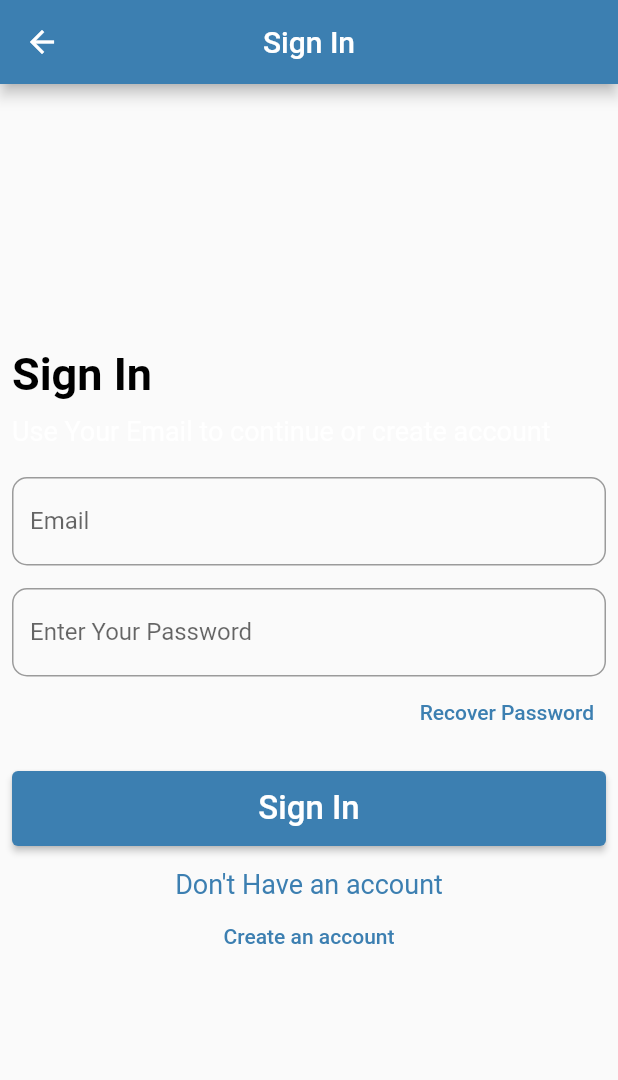
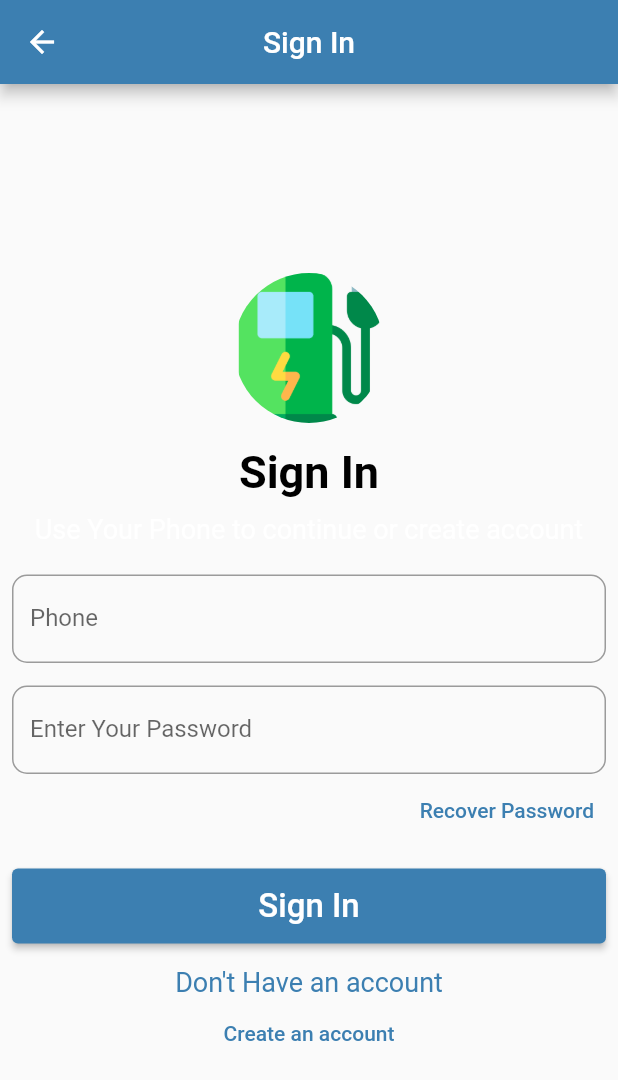
Before and after one commit to musfiqshanta/plug-play, a Flutter app: the SignUpView screen opened by its route, after a tap on "Sign In", on a phone screen of 412 x 824 dp. Shown: the top 1080 px of the screen. Run offline on Flutter 3.47's test engine with Material 2 defaults, Android fonts, the phone set to English and light mode, and no system bars; our stand-ins replace flutter_rating_bar, get; missing offline and left inert: fluid_bottom_nav_bar; network calls fail.

Commit message:
Revision design complete

```diff
--- a/lib/app/modules/signIn/views/sign_in_view.dart
+++ b/lib/app/modules/signIn/views/sign_in_view.dart
@@ -21,9 +21,30 @@ class SignInView extends GetView<SignInController> {
             padding: const EdgeInsets.all(8.0),
             child: SingleChildScrollView(
               child: Column(
-                //  mainAxisAlignment: MainAxisAlignment.,
-                crossAxisAlignment: CrossAxisAlignment.stretch,
+                mainAxisAlignment: MainAxisAlignment.center,
                 children: [
+                  // CircleAvatar(
+                  //   backgroundImage:
+                  //       AssetImage("assets/img/charging-station.png"),
+                  //   radius: 50.0,
+                  // ),\
+                  SizedBox(
+                    height: 15,
+                  ),
+                  ClipOval(
+                      child: Container(
+                          height: 100,
+                          width: 100,
+                          decoration: BoxDecoration(
+                            image: DecorationImage(
+                              image:
+                                  AssetImage("assets/img/charging-station.png"),
+                              fit: BoxFit.fitWidth,
+                            ),
+                          ))),
+                  SizedBox(
+                    height: 15,
+                  ),
                   Text(
                     "Sign In",
                     style: TextStyle(
@@ -34,13 +55,14 @@ class SignInView extends GetView<SignInController> {
                   SizedBox(
                     height: 10,
                   ),
-                  const Text("Use Your Email to continue or create account"),
+                  const Text("Use Your Phone to continue or create account"),
                   const SizedBox(
                     height: 20,
                   ),
                   TextField(
+                    keyboardType: TextInputType.number,
                     decoration: InputDecoration(
-                        label: Text("Email"),
+                        label: Text("Phone"),
                         border: OutlineInputBorder(
                             borderRadius:
                                 BorderRadius.all(Radius.circular(10.0)),
--- a/lib/app/modules/signUp/views/sign_up_view.dart
+++ b/lib/app/modules/signUp/views/sign_up_view.dart
@@ -2,6 +2,7 @@ import 'package:flutter/material.dart';
 import 'package:flutter/services.dart';
 
 import 'package:get/get.dart';
+import 'package:plugandplay/app/modules/addCar/views/add_car_view.dart';
 
 import '../../signIn/views/sign_in_view.dart';
 import '../controllers/sign_up_controller.dart';
@@ -35,7 +36,10 @@ class SignUpView extends GetView<SignUpController> {
                   const SizedBox(
                     height: 10,
                   ),
-                  const Text("Welcome To Plug & Play"),
+                  const Text(
+                    "Welcome To Plug & Play",
+                    style: TextStyle(color: Colors.black),
+                  ),
                   const SizedBox(
                     height: 20,
                   ),
@@ -52,8 +56,24 @@ class SignUpView extends GetView<SignUpController> {
                   ),
                   TextField(
                     controller: controller,
+                    keyboardType: TextInputType.number,
                     decoration: InputDecoration(
                         label: Text("Email"),
+                        border: OutlineInputBorder(
+                            borderRadius:
+                                BorderRadius.all(Radius.circular(10.0)),
+                            borderSide: BorderSide(width: 1))),
+                  ),
+                  const SizedBox(
+                    height: 15,
+                  ),
+                  TextField(
+                    keyboardType: TextInputType.number,
+                    inputFormatters: [
+                      FilteringTextInputFormatter.allow(RegExp(r'[0-9,+]'))
+                    ],
+                    decoration: const InputDecoration(
+                        label: Text("Phone"),
                         border: OutlineInputBorder(
                             borderRadius:
                                 BorderRadius.all(Radius.circular(10.0)),
@@ -71,21 +91,7 @@ class SignUpView extends GetView<SignUpController> {
                                 BorderRadius.all(Radius.circular(10.0)),
                             borderSide: BorderSide(width: 1))),
                   ),
-                  const SizedBox(
-                    height: 15,
-                  ),
-                  TextField(
-                    keyboardType: TextInputType.number,
-                    inputFormatters: [
-                      FilteringTextInputFormatter.allow(RegExp(r'[0-9,+]'))
-                    ],
-                    decoration: const InputDecoration(
-                        label: Text("Enter You Phone Number"),
-                        border: OutlineInputBorder(
-                            borderRadius:
-                                BorderRadius.all(Radius.circular(10.0)),
-                            borderSide: BorderSide(width: 1))),
-                  ),
+
                   const SizedBox(
                     height: 15,
                   ),
@@ -103,11 +109,11 @@ class SignUpView extends GetView<SignUpController> {
                           fixedSize: MaterialStateProperty.all(
                               Size(Get.mediaQuery.size.width, 50))),
                       onPressed: () {
-                        Get.to(SignInView(),
+                        Get.to(AddCarView(),
                             transition: Transition.rightToLeft);
                       },
                       child: Text(
-                        "Sign Up",
+                        "Next",
                         style: TextStyle(fontSize: 22),
                       )),
                   const SizedBox(
--- a/lib/app/routes/app_routes.dart
+++ b/lib/app/routes/app_routes.dart
@@ -10,6 +10,7 @@ abstract class Routes {
   static const PROFILE = _Paths.PROFILE;
   static const FORGOT_PASSWORD = _Paths.FORGOT_PASSWORD;
   static const STATION_DETAILS = _Paths.STATION_DETAILS;
+  static const ADD_CAR = _Paths.ADD_CAR;
 }
 
 abstract class _Paths {
@@ -21,4 +22,5 @@ abstract class _Paths {
   static const PROFILE = '/profile';
   static const FORGOT_PASSWORD = '/forgot-password';
   static const STATION_DETAILS = '/station-details';
+  static const ADD_CAR = '/add-car';
 }
--- a/lib/main.dart
+++ b/lib/main.dart
@@ -86,10 +86,10 @@ class _MainState extends State<Main> {
       bottomNavigationBar: FluidNavBar(
         icons: [
           FluidNavBarIcon(
-              icon: Icons.sports_outlined, extras: {"label": "partner"}),
-          FluidNavBarIcon(icon: Icons.home, extras: {"label": "bookmark"}),
+              icon: Icons.favorite_border, extras: {"label": "Favorite"}),
+          FluidNavBarIcon(icon: Icons.home, extras: {"label": "Home"}),
           FluidNavBarIcon(
-              icon: Icons.account_circle_sharp, extras: {"label": "partner"}),
+              icon: Icons.account_circle_sharp, extras: {"label": "Profile"}),
         ],
         onChange: _handleNavigationChange,
         style: FluidNavBarStyle(
```
Also changed, not shown: lib/app/modules/addCar/bindings/add_car_binding.dart (added, +12 -0 lines), lib/app/modules/addCar/controllers/add_car_controller.dart (added, +23 -0 lines), lib/app/modules/addCar/views/add_car_view.dart (added, +116 -0 lines), lib/app/modules/home/views/home_view.dart (+36 -35 lines), lib/app/modules/profile/views/profile_view.dart (+30 -4 lines), lib/app/modules/stationDetails/views/station_details_view.dart (+6 -7 lines), lib/app/routes/app_pages.dart (+7 -0 lines), assets/img/charging-station.png (added).
